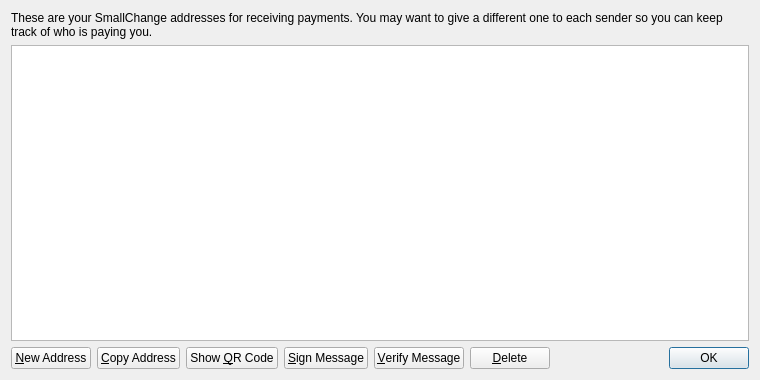
First picture: the form in src/qt/forms/addressbookpage.ui, repository TrustyJAID/TrustyCoin, before the edit.
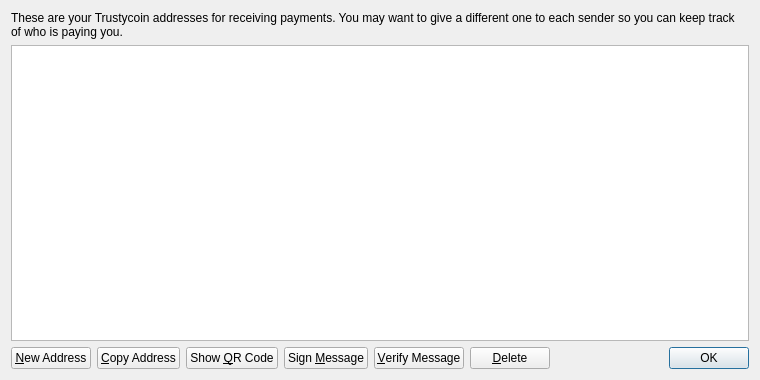
Second picture: the form after the edit. Icons and pictures are not drawn.

What changed in the file:
```diff
--- a/src/qt/forms/addressbookpage.ui
+++ b/src/qt/forms/addressbookpage.ui
@@ -17,7 +17,7 @@
    <item>
     <widget class="QLabel" name="labelExplanation">
      <property name="text">
-      <string>These are your SmallChange addresses for receiving payments. You may want to give a different one to each sender so you can keep track of who is paying you.</string>
+      <string>These are your Trustycoin addresses for receiving payments. You may want to give a different one to each sender so you can keep track of who is paying you.</string>
      </property>
      <property name="textFormat">
       <enum>Qt::PlainText</enum>
@@ -102,7 +102,7 @@
         <string>Sign a message to prove you own a Bitcoin address</string>
        </property>
        <property name="text">
-        <string>&amp;Sign Message</string>
+        <string>Sign &amp;Message</string>
        </property>
        <property name="icon">
         <iconset resource="../bitcoin.qrc">
```
Left out of the diff: 20 changed lines with no effect on the pictures.
